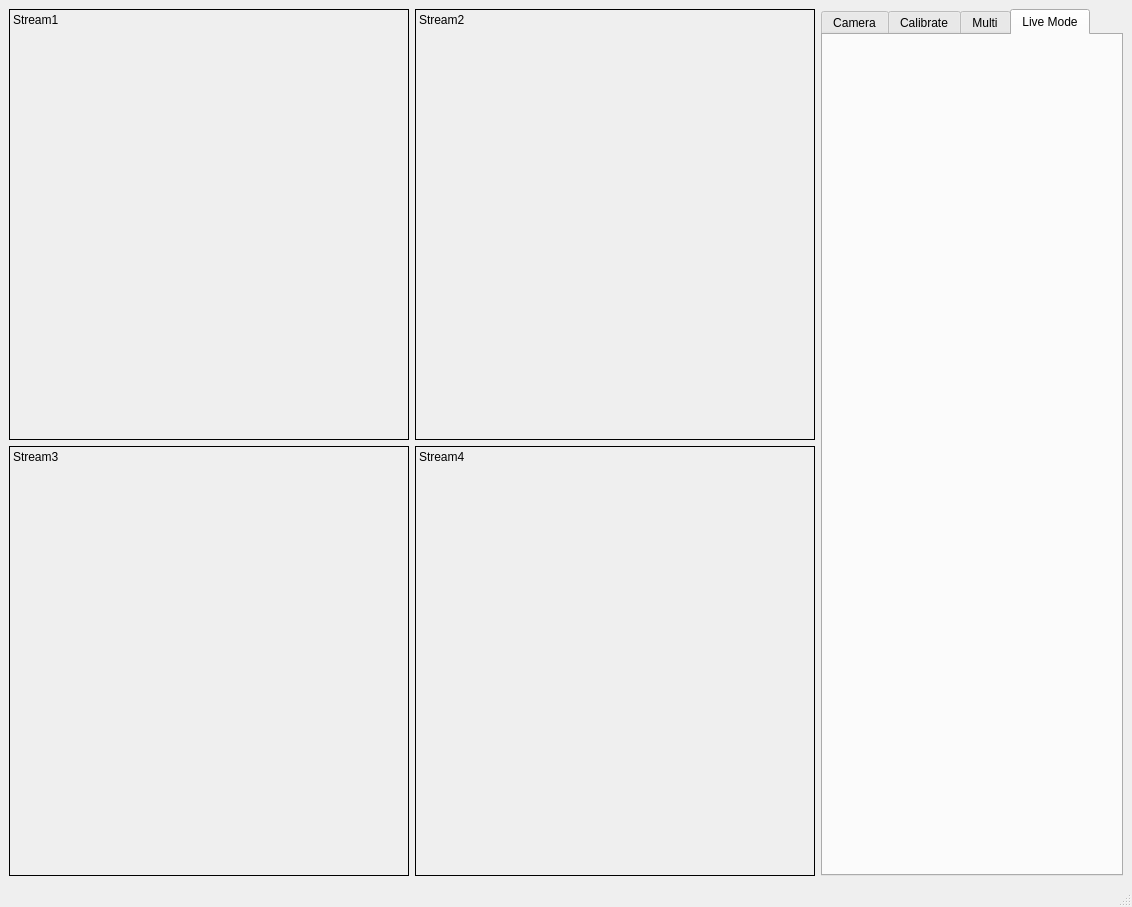
The window that Mocap.ui (UbaydaAbdulsamad/DroneMocap_App) describes before a commit, drawn with Qt 5.
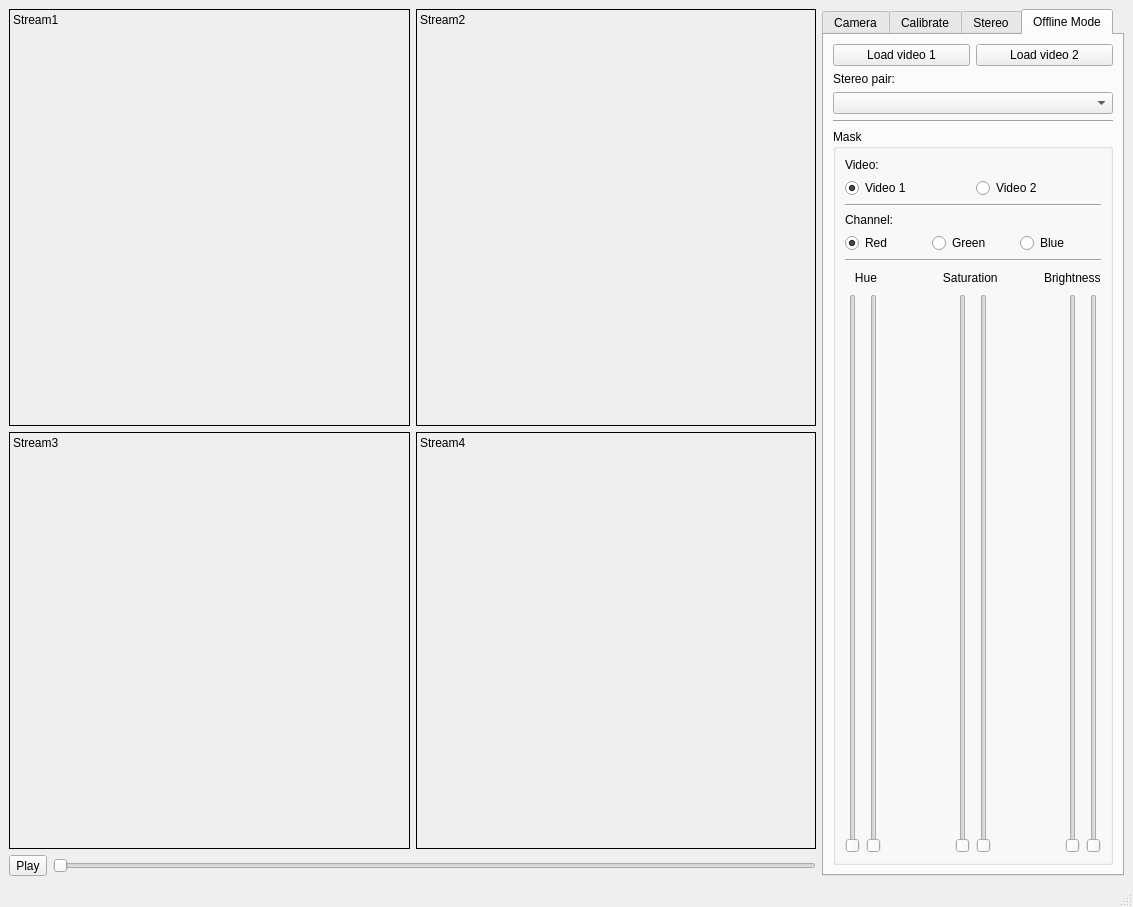
The same window after the commit. The open tabs and pages were chosen to show the change.

Commit message: Offline mode load videos and play it without any problems

Patch:
```diff
--- a/Mocap.ui
+++ b/Mocap.ui
@@ -9,7 +9,7 @@
    <rect>
     <x>0</x>
     <y>0</y>
-    <width>1132</width>
+    <width>1133</width>
     <height>907</height>
    </rect>
   </property>
@@ -43,9 +43,6 @@
           <verstretch>0</verstretch>
          </sizepolicy>
         </property>
-        <property name="autoFillBackground">
-         <bool>true</bool>
-        </property>
         <property name="frameShape">
          <enum>QFrame::Panel</enum>
         </property>
@@ -64,20 +61,32 @@
         <property name="alignment">
          <set>Qt::AlignLeading|Qt::AlignLeft|Qt::AlignTop</set>
         </property>
-        <property name="wordWrap">
-         <bool>false</bool>
-        </property>
-        <property name="margin">
-         <number>0</number>
-        </property>
-        <property name="indent">
-         <number>-1</number>
-        </property>
-        <property name="openExternalLinks">
-         <bool>false</bool>
-        </property>
        </widget>
       </item>
+      <item row="2" column="0" colspan="2">
+       <layout class="QHBoxLayout" name="horizontalLayout_19">
+        <item>
+         <widget class="QToolButton" name="VideoPlay_button">
+          <property name="text">
+           <string>Play</string>
+          </property>
+         </widget>
+        </item>
+        <item>
+         <widget class="QSlider" name="video_horizontalSlider">
+          <property name="minimum">
+           <number>1</number>
+          </property>
+          <property name="maximum">
+           <number>100</number>
+          </property>
+          <property name="orientation">
+           <enum>Qt::Horizontal</enum>
+          </property>
+         </widget>
+        </item>
+       </layout>
+      </item>
       <item row="1" column="1">
        <widget class="QLabel" name="stream4_label">
         <property name="sizePolicy">
@@ -126,8 +135,8 @@
         <property name="text">
          <string>Stream2</string>
         </property>
-        <property name="textFormat">
-         <enum>Qt::AutoText</enum>
+        <property name="scaledContents">
+         <bool>false</bool>
         </property>
         <property name="alignment">
          <set>Qt::AlignLeading|Qt::AlignLeft|Qt::AlignTop</set>
@@ -776,7 +785,7 @@
       </widget>
       <widget class="QWidget" name="tab_5">
        <attribute name="title">
-        <string>Multi</string>
+        <string>Stereo</string>
        </attribute>
        <layout class="QVBoxLayout" name="verticalLayout_16">
         <item>
@@ -876,8 +885,294 @@
       </widget>
       <widget class="QWidget" name="tab_2">
        <attribute name="title">
-        <string>Live Mode</string>
+        <string>Offline Mode</string>
        </attribute>
+       <layout class="QVBoxLayout" name="verticalLayout_5">
+        <item>
+         <layout class="QVBoxLayout" name="verticalLayout_6">
+          <item>
+           <layout class="QHBoxLayout" name="horizontalLayout_9">
+            <item>
+             <widget class="QPushButton" name="loadVideo1_Button">
+              <property name="text">
+               <string>Load video 1</string>
+              </property>
+             </widget>
+            </item>
+            <item>
+             <widget class="QPushButton" name="loadVideo2_Button">
+              <property name="text">
+               <string>Load video 2</string>
+              </property>
+             </widget>
+            </item>
+           </layout>
+          </item>
+          <item>
+           <widget class="QLabel" name="label_20">
+            <property name="text">
+             <string>Stereo pair:</string>
+            </property>
+           </widget>
+          </item>
+          <item>
+           <widget class="QComboBox" name="offlineStereo_ComboBox"/>
+          </item>
+          <item>
+           <widget class="Line" name="line_3">
+            <property name="orientation">
+             <enum>Qt::Horizontal</enum>
+            </property>
+           </widget>
+          </item>
+         </layout>
+        </item>
+        <item>
+         <widget class="QGroupBox" name="groupBox">
+          <property name="title">
+           <string>Mask</string>
+          </property>
+          <layout class="QVBoxLayout" name="verticalLayout_8">
+           <item>
+            <widget class="QLabel" name="label_26">
+             <property name="text">
+              <string>Video:</string>
+             </property>
+            </widget>
+           </item>
+           <item>
+            <layout class="QHBoxLayout" name="horizontalLayout_20">
+             <item>
+              <widget class="QRadioButton" name="activeMaskVideo1_Radio">
+               <property name="tabletTracking">
+                <bool>false</bool>
+               </property>
+               <property name="text">
+                <string>Video 1</string>
+               </property>
+               <property name="checked">
+                <bool>true</bool>
+               </property>
+               <attribute name="buttonGroup">
+                <string notr="true">Video_buttonGroup</string>
+               </attribute>
+              </widget>
+             </item>
+             <item>
+              <widget class="QRadioButton" name="activeMaskVideo2_Radio">
+               <property name="text">
+                <string>Video 2</string>
+               </property>
+               <attribute name="buttonGroup">
+                <string notr="true">Video_buttonGroup</string>
+               </attribute>
+              </widget>
+             </item>
+            </layout>
+           </item>
+           <item>
+            <widget class="Line" name="line_4">
+             <property name="orientation">
+              <enum>Qt::Horizontal</enum>
+             </property>
+            </widget>
+           </item>
+           <item>
+            <widget class="QLabel" name="label_25">
+             <property name="text">
+              <string>Channel:</string>
+             </property>
+            </widget>
+           </item>
+           <item>
+            <layout class="QHBoxLayout" name="horizontalLayout_21">
+             <item>
+              <widget class="QRadioButton" name="channelRed_Radio">
+               <property name="text">
+                <string>Red</string>
+               </property>
+               <property name="checked">
+                <bool>true</bool>
+               </property>
+               <attribute name="buttonGroup">
+                <string notr="true">RGB_buttonGroup</string>
+               </attribute>
+              </widget>
+             </item>
+             <item>
+              <widget class="QRadioButton" name="channelGreen_Radio">
+               <property name="text">
+                <string>Green</string>
+               </property>
+               <attribute name="buttonGroup">
+                <string notr="true">RGB_buttonGroup</string>
+               </attribute>
+              </widget>
+             </item>
+             <item>
+              <widget class="QRadioButton" name="channelBlue_Radio">
+               <property name="text">
+                <string>Blue</string>
+               </property>
+               <attribute name="buttonGroup">
+                <string notr="true">RGB_buttonGroup</string>
+               </attribute>
+              </widget>
+             </item>
+            </layout>
+           </item>
+           <item>
+            <widget class="Line" name="line_5">
+             <property name="orientation">
+              <enum>Qt::Horizontal</enum>
+             </property>
+            </widget>
+           </item>
+           <item>
+            <layout class="QHBoxLayout" name="horizontalLayout_22">
+             <item>
+              <widget class="QLabel" name="label_24">
+               <property name="text">
+                <string>   Hue</string>
+               </property>
+              </widget>
+             </item>
+             <item>
+              <spacer name="horizontalSpacer_4">
+               <property name="orientation">
+                <enum>Qt::Horizontal</enum>
+               </property>
+               <property name="sizeHint" stdset="0">
+                <size>
+                 <width>40</width>
+                 <height>20</height>
+                </size>
+               </property>
+              </spacer>
+             </item>
+             <item>
+              <widget class="QLabel" name="label_23">
+               <property name="text">
+                <string>      Saturation</string>
+               </property>
+              </widget>
+             </item>
+             <item>
+              <spacer name="horizontalSpacer_3">
+               <property name="orientation">
+                <enum>Qt::Horizontal</enum>
+               </property>
+               <property name="sizeHint" stdset="0">
+                <size>
+                 <width>40</width>
+                 <height>20</height>
+                </size>
+               </property>
+              </spacer>
+             </item>
+             <item>
+              <widget class="QLabel" name="label_22">
+               <property name="text">
+                <string>Brightness</string>
+               </property>
+              </widget>
+             </item>
+            </layout>
+           </item>
+           <item>
+            <layout class="QHBoxLayout" name="horizontalLayout_10">
+             <item>
+              <widget class="QSlider" name="hueMin_Slider">
+               <property name="maximum">
+                <number>255</number>
+               </property>
+               <property name="orientation">
+                <enum>Qt::Vertical</enum>
+               </property>
+              </widget>
+             </item>
+             <item>
+              <widget class="QSlider" name="hueMax_Slider">
+               <property name="maximum">
+                <number>255</number>
+               </property>
+               <property name="orientation">
+                <enum>Qt::Vertical</enum>
+               </property>
+              </widget>
+             </item>
+             <item>
+              <spacer name="horizontalSpacer">
+               <property name="orientation">
+                <enum>Qt::Horizontal</enum>
+               </property>
+               <property name="sizeHint" stdset="0">
+                <size>
+                 <width>40</width>
+                 <height>20</height>
+                </size>
+               </property>
+              </spacer>
+             </item>
+             <item>
+              <widget class="QSlider" name="saturationMin_Slider">
+               <property name="maximum">
+                <number>255</number>
+               </property>
+               <property name="orientation">
+                <enum>Qt::Vertical</enum>
+               </property>
+              </widget>
+             </item>
+             <item>
+              <widget class="QSlider" name="saturationMax_Slider">
+               <property name="maximum">
+                <number>255</number>
+               </property>
+               <property name="orientation">
+                <enum>Qt::Vertical</enum>
+               </property>
+              </widget>
+             </item>
+             <item>
+              <spacer name="horizontalSpacer_2">
+               <property name="orientation">
+                <enum>Qt::Horizontal</enum>
+               </property>
+               <property name="sizeHint" stdset="0">
+                <size>
+                 <width>40</width>
+                 <height>20</height>
+                </size>
+               </property>
+              </spacer>
+             </item>
+             <item>
+              <widget class="QSlider" name="brightnessMin_Slider">
+               <property name="maximum">
+                <number>255</number>
+               </property>
+               <property name="orientation">
+                <enum>Qt::Vertical</enum>
+               </property>
+              </widget>
+             </item>
+             <item>
+              <widget class="QSlider" name="brightnessMax_Slider">
+               <property name="maximum">
+                <number>255</number>
+               </property>
+               <property name="orientation">
+                <enum>Qt::Vertical</enum>
+               </property>
+              </widget>
+             </item>
+            </layout>
+           </item>
+          </layout>
+         </widget>
+        </item>
+       </layout>
       </widget>
      </widget>
     </item>
```
Left out of the diff: 30 changed lines with no effect on the pictures. The commit also changes 2 other files.
